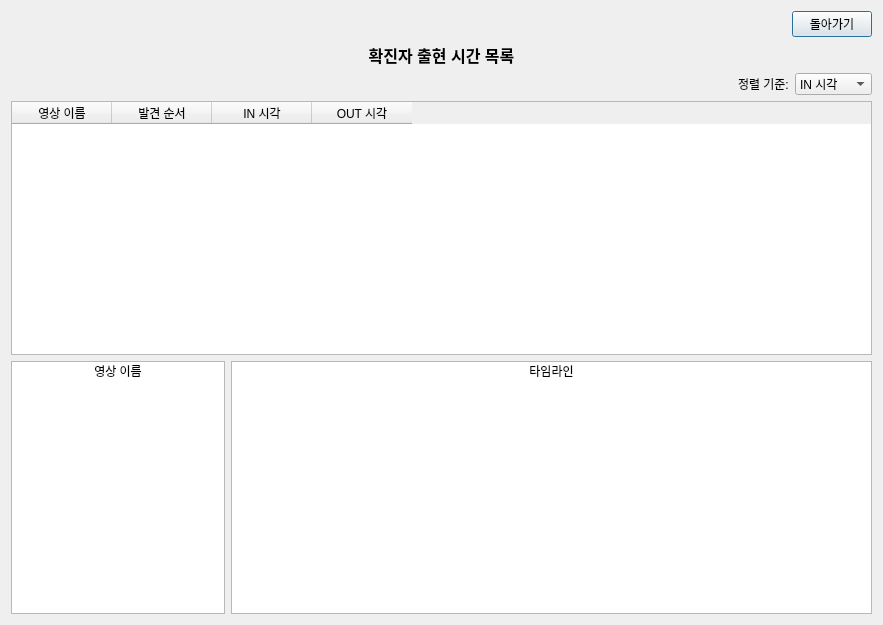
First picture: the form in UI/ui/routeOfConfirmedCase.ui, repository Adel-es/multi_covid19_cctv_analyzer, before the edit.
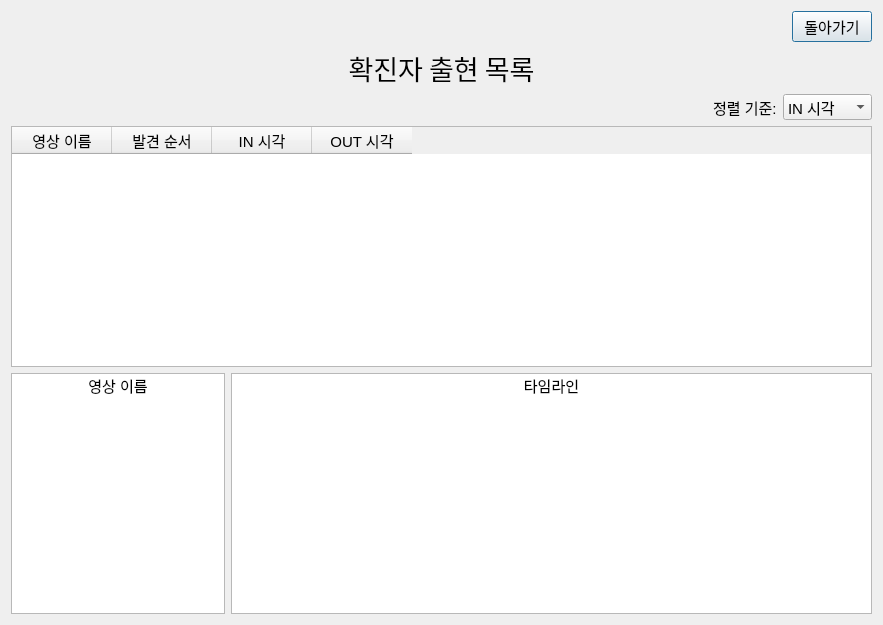
Second picture: the form after the edit.

What changed in the file:
```diff
--- a/UI/ui/routeOfConfirmedCase.ui
+++ b/UI/ui/routeOfConfirmedCase.ui
@@ -18,6 +18,11 @@
     <layout class="QHBoxLayout" name="horizontalLayout_3" stretch="1,3">
      <item>
       <widget class="QListWidget" name="listWidget_2">
+       <property name="font">
+        <font>
+         <pointsize>11</pointsize>
+        </font>
+       </property>
        <item>
         <property name="text">
          <string>영상 이름</string>
@@ -30,6 +35,11 @@
      </item>
      <item>
       <widget class="QListWidget" name="listWidget">
+       <property name="font">
+        <font>
+         <pointsize>11</pointsize>
+        </font>
+       </property>
        <item>
         <property name="text">
          <string>타임라인</string>
@@ -59,6 +69,11 @@
      </item>
      <item>
       <widget class="QPushButton" name="backBtn">
+       <property name="font">
+        <font>
+         <pointsize>11</pointsize>
+        </font>
+       </property>
        <property name="text">
         <string>돌아가기</string>
        </property>
@@ -74,8 +89,14 @@
        <verstretch>0</verstretch>
       </sizepolicy>
      </property>
+     <property name="font">
+      <font>
+       <family>-윤고딕310</family>
+       <pointsize>20</pointsize>
+      </font>
+     </property>
      <property name="text">
-      <string>&lt;html&gt;&lt;head/&gt;&lt;body&gt;&lt;p&gt;&lt;span style=&quot; font-size:12pt; font-weight:600;&quot;&gt;확진자 출현 시간 목록&lt;/span&gt;&lt;/p&gt;&lt;/body&gt;&lt;/html&gt;</string>
+      <string>확진자 출현 목록</string>
      </property>
      <property name="alignment">
       <set>Qt::AlignCenter</set>
@@ -99,6 +120,11 @@
      </item>
      <item>
       <widget class="QLabel" name="label_2">
+       <property name="font">
+        <font>
+         <pointsize>11</pointsize>
+        </font>
+       </property>
        <property name="text">
         <string>정렬 기준:</string>
        </property>
@@ -106,6 +132,11 @@
      </item>
      <item>
       <widget class="QComboBox" name="comboBox">
+       <property name="font">
+        <font>
+         <pointsize>11</pointsize>
+        </font>
+       </property>
        <item>
         <property name="text">
          <string>IN 시각</string>
@@ -122,6 +153,11 @@
    </item>
    <item row="5" column="0">
     <widget class="QTableWidget" name="tableWidget">
+     <property name="font">
+      <font>
+       <pointsize>11</pointsize>
+      </font>
+     </property>
      <column>
       <property name="text">
        <string>영상 이름</string>
```
